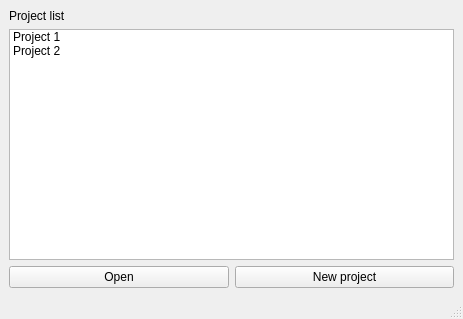
Qt form ui/designs/project_management.ui (trannguyenhan/data-integration) before a commit.
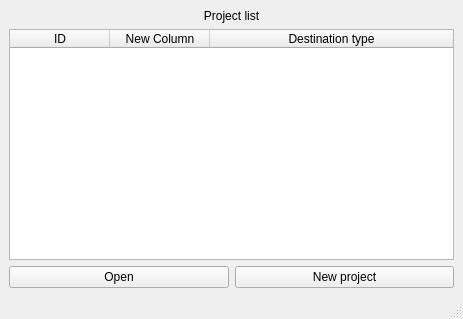
The same form after that commit.

Commit message: update init_project

```diff
--- a/ui/designs/project_management.ui
+++ b/ui/designs/project_management.ui
@@ -32,20 +32,46 @@
       <property name="text">
        <string>Project list</string>
       </property>
+      <property name="alignment">
+       <set>Qt::AlignCenter</set>
+      </property>
      </widget>
     </item>
     <item>
-     <widget class="QListWidget" name="listWidget">
-      <item>
+     <widget class="QTableWidget" name="tableWidget">
+      <property name="editTriggers">
+       <set>QAbstractItemView::NoEditTriggers</set>
+      </property>
+      <property name="selectionMode">
+       <enum>QAbstractItemView::SingleSelection</enum>
+      </property>
+      <property name="selectionBehavior">
+       <enum>QAbstractItemView::SelectRows</enum>
+      </property>
+      <attribute name="horizontalHeaderShowSortIndicator" stdset="0">
+       <bool>false</bool>
+      </attribute>
+      <attribute name="horizontalHeaderStretchLastSection">
+       <bool>true</bool>
+      </attribute>
+      <attribute name="verticalHeaderVisible">
+       <bool>false</bool>
+      </attribute>
+      <column>
        <property name="text">
-        <string>Project 1</string>
+        <string>ID</string>
        </property>
-      </item>
-      <item>
+      </column>
+      <column>
        <property name="text">
-        <string>Project 2</string>
+        <string>New Column</string>
        </property>
-      </item>
+      </column>
+      <column>
+       <property name="text">
+        <string>Destination type</string>
+       </property>
+      </column>
      </widget>
     </item>
     <item>
```
The commit also changes 17 other files.
